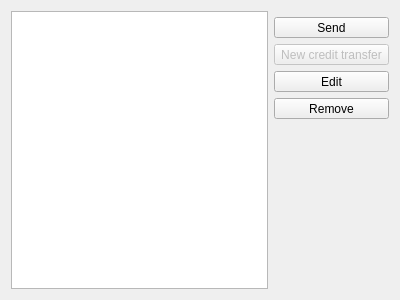
First picture: the form in kmymoney/plugins/views/onlinejoboutbox/konlinejoboutboxview.ui, repository KDE/kmymoney, before the edit.
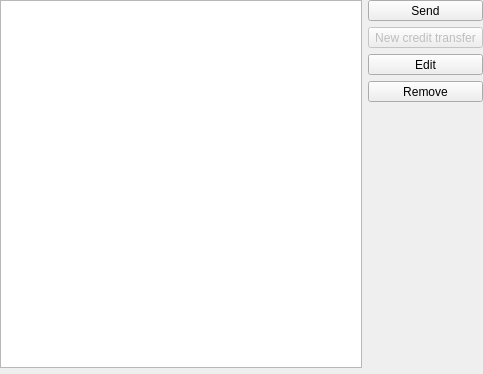
Second picture: the form after the edit. Custom widgets are drawn as their Qt base class.

Commit message: Add filter to online job outbox view

Diff of the .ui file:
```diff
--- a/kmymoney/plugins/views/onlinejoboutbox/konlinejoboutboxview.ui
+++ b/kmymoney/plugins/views/onlinejoboutbox/konlinejoboutboxview.ui
@@ -6,31 +6,85 @@
    <rect>
     <x>0</x>
     <y>0</y>
-    <width>400</width>
-    <height>300</height>
+    <width>483</width>
+    <height>374</height>
    </rect>
   </property>
   <layout class="QGridLayout" name="gridLayout" columnstretch="2,0">
-   <item row="0" column="0" rowspan="6">
-    <widget class="QTreeView" name="m_onlineJobView">
-     <property name="alternatingRowColors">
-      <bool>true</bool>
+   <property name="leftMargin">
+    <number>0</number>
+   </property>
+   <property name="topMargin">
+    <number>0</number>
+   </property>
+   <property name="rightMargin">
+    <number>0</number>
+   </property>
+   <property name="bottomMargin">
+    <number>0</number>
+   </property>
+   <item row="0" column="0" rowspan="5">
+    <layout class="QVBoxLayout" name="verticalLayout">
+     <item>
+      <widget class="QTreeView" name="m_onlineJobView">
+       <property name="alternatingRowColors">
+        <bool>true</bool>
+       </property>
+       <property name="selectionMode">
+        <enum>QAbstractItemView::ExtendedSelection</enum>
+       </property>
+       <property name="rootIsDecorated">
+        <bool>false</bool>
+       </property>
+       <property name="itemsExpandable">
+        <bool>false</bool>
+       </property>
+       <property name="expandsOnDoubleClick">
+        <bool>false</bool>
+       </property>
+      </widget>
+     </item>
+     <item>
+      <widget class="KMMSearchWidget" name="m_searchWidget" native="true"/>
+     </item>
+    </layout>
+   </item>
+   <item row="0" column="1">
+    <widget class="QToolButton" name="m_buttonSend">
+     <property name="sizePolicy">
+      <sizepolicy hsizetype="MinimumExpanding" vsizetype="Fixed">
+       <horstretch>0</horstretch>
+       <verstretch>0</verstretch>
+      </sizepolicy>
      </property>
-     <property name="selectionMode">
-      <enum>QAbstractItemView::ExtendedSelection</enum>
+     <property name="text">
+      <string>Send</string>
      </property>
-     <property name="rootIsDecorated">
-      <bool>false</bool>
+     <property name="toolButtonStyle">
+      <enum>Qt::ToolButtonTextBesideIcon</enum>
      </property>
-     <property name="itemsExpandable">
+    </widget>
+   </item>
+   <item row="1" column="1">
+    <widget class="QToolButton" name="m_buttonNewCreditTransfer">
+     <property name="enabled">
       <bool>false</bool>
      </property>
-     <property name="expandsOnDoubleClick">
-      <bool>false</bool>
+     <property name="sizePolicy">
+      <sizepolicy hsizetype="MinimumExpanding" vsizetype="Fixed">
+       <horstretch>0</horstretch>
+       <verstretch>0</verstretch>
+      </sizepolicy>
      </property>
+     <property name="text">
+      <string>New credit transfer</string>
+     </property>
+     <property name="toolButtonStyle">
+      <enum>Qt::ToolButtonTextBesideIcon</enum>
+     </property>
     </widget>
    </item>
-   <item row="3" column="1">
+   <item row="2" column="1">
     <widget class="QToolButton" name="m_buttonEdit">
      <property name="sizePolicy">
       <sizepolicy hsizetype="MinimumExpanding" vsizetype="Fixed">
@@ -46,7 +100,7 @@
      </property>
     </widget>
    </item>
-   <item row="4" column="1">
+   <item row="3" column="1">
     <widget class="QToolButton" name="m_buttonRemove">
      <property name="sizePolicy">
       <sizepolicy hsizetype="MinimumExpanding" vsizetype="Fixed">
@@ -62,7 +116,7 @@
      </property>
     </widget>
    </item>
-   <item row="5" column="1">
+   <item row="4" column="1">
     <spacer name="verticalSpacer">
      <property name="orientation">
       <enum>Qt::Vertical</enum>
@@ -75,43 +129,16 @@
      </property>
     </spacer>
    </item>
-   <item row="1" column="1">
-    <widget class="QToolButton" name="m_buttonSend">
-     <property name="sizePolicy">
-      <sizepolicy hsizetype="MinimumExpanding" vsizetype="Fixed">
-       <horstretch>0</horstretch>
-       <verstretch>0</verstretch>
-      </sizepolicy>
-     </property>
-     <property name="text">
-      <string>Send</string>
-     </property>
-     <property name="toolButtonStyle">
-      <enum>Qt::ToolButtonTextBesideIcon</enum>
-     </property>
-    </widget>
-   </item>
-   <item row="2" column="1">
-    <widget class="QToolButton" name="m_buttonNewCreditTransfer">
-     <property name="enabled">
-      <bool>false</bool>
-     </property>
-     <property name="sizePolicy">
-      <sizepolicy hsizetype="MinimumExpanding" vsizetype="Fixed">
-       <horstretch>0</horstretch>
-       <verstretch>0</verstretch>
-      </sizepolicy>
-     </property>
-     <property name="text">
-      <string>New credit transfer</string>
-     </property>
-     <property name="toolButtonStyle">
-      <enum>Qt::ToolButtonTextBesideIcon</enum>
-     </property>
-    </widget>
-   </item>
   </layout>
  </widget>
+ <customwidgets>
+  <customwidget>
+   <class>KMMSearchWidget</class>
+   <extends>QWidget</extends>
+   <header>kmmsearchwidget.h</header>
+   <container>1</container>
+  </customwidget>
+ </customwidgets>
  <tabstops>
   <tabstop>m_onlineJobView</tabstop>
  </tabstops>
```
The commit also changes 1 other file.
